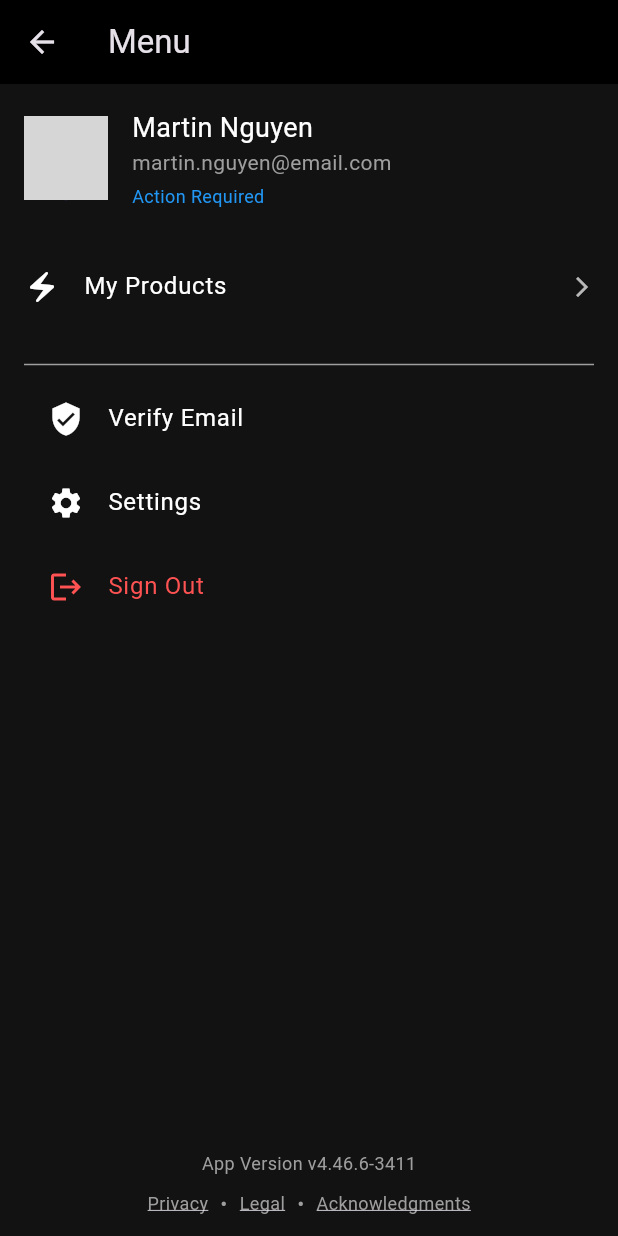
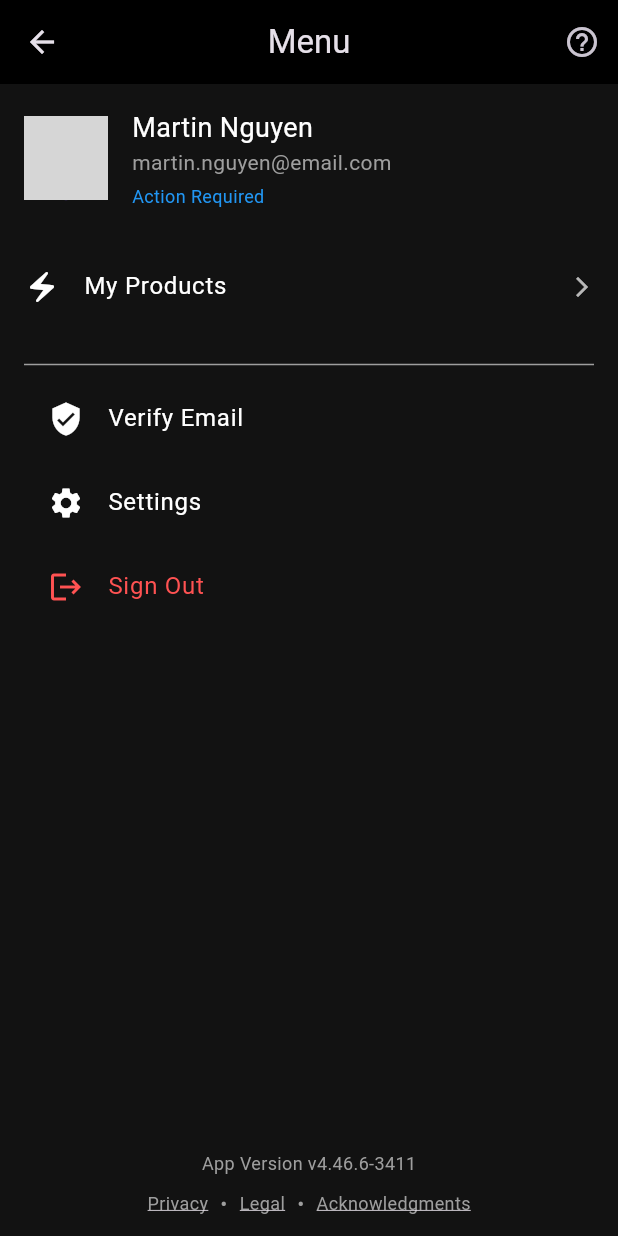
Before and after one commit to mtnnguyen/ngmar, a Flutter app: the MenuPage screen opened directly, on a phone screen of 412 x 824 dp. Run offline on Flutter 3.47's test engine with Material 3 defaults, Android fonts, the light colour scheme and no system bars; network calls fail; grey boxes are pictures that could not be loaded.

Commit message:
New changes again

```diff
--- a/lib/pages/menu_page.dart
+++ b/lib/pages/menu_page.dart
@@ -8,8 +8,19 @@ class MenuPage extends StatelessWidget {
     return Scaffold(
       backgroundColor: const Color(0xFF121212),
       appBar: AppBar(
+        backgroundColor: Colors.black,
+        centerTitle: true,
         title: const Text('Menu'),
-        backgroundColor: Colors.black,
+        actions: [
+          Tooltip(
+            message: 'This is your account menu.',
+            child: IconButton(
+              icon: const Icon(Icons.help_outline),
+              onPressed: () {},
+              splashRadius: 20,
+            ),
+          ),
+        ],
       ),
       body: Column(
         children: [
```
